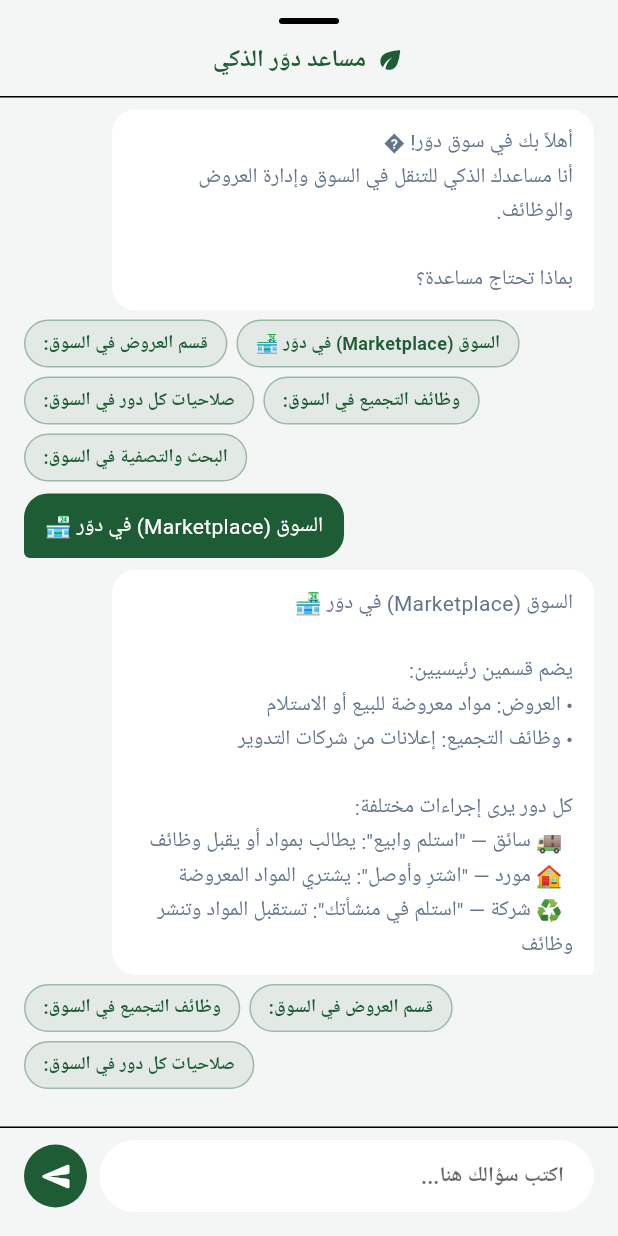
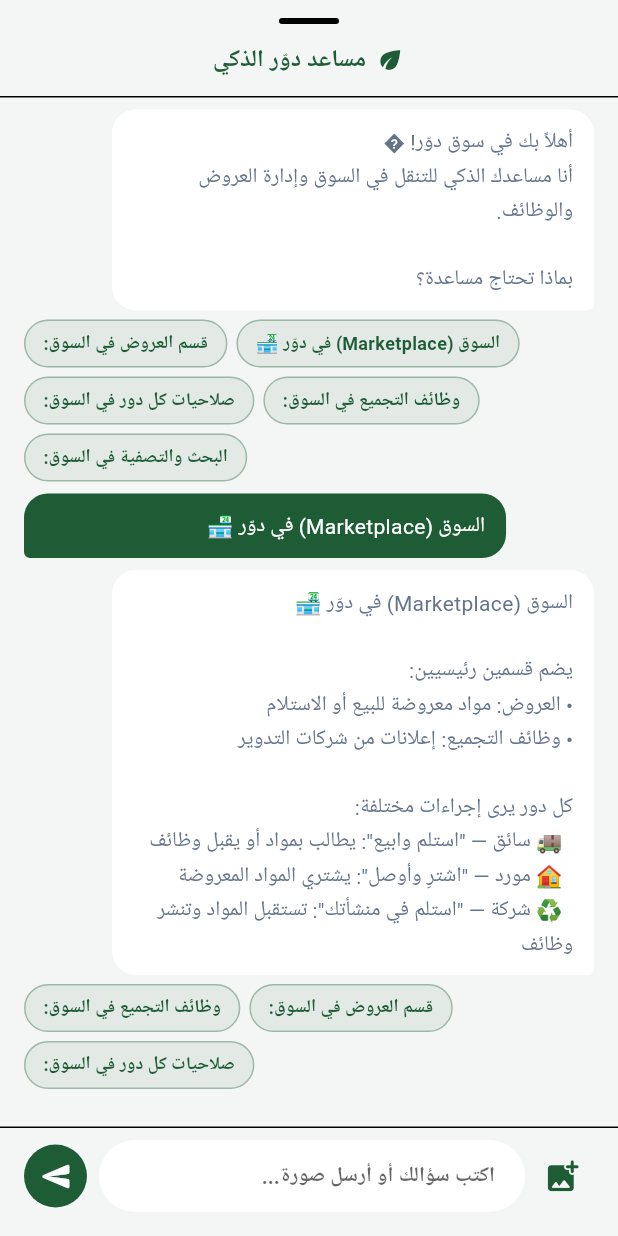
Before and after one commit to DAWAS00/Dawer, a Flutter app: the _DawaChatBody widget shown alone on an empty page, opened directly, after a tap on "السوق (Marketplace) في دوّر 🏪", on a phone screen of 412 x 824 dp. Run offline on Flutter 3.47's test engine with Material 3 defaults, Android fonts, the phone set to English and light mode, and no system bars; our stand-ins replace country_picker, flutter_map, geolocator, google_fonts, image_picker, latlong2; missing offline and left inert: google_mlkit_image_labeling; accounts and stored records are empty; Roboto replaces fonts that are missing (Cairo).

Commit message:
feat: ML Kit image scan for used oil and construction wood recycling
- Add google_mlkit_image_labeling ^0.13.0 to pubspec
- New DawaImageScanService: on-device ML Kit label mapping to 'oil' / 'wood' categories
- Rich recycle_oil entry: full 4-step re-refining process, economic gains (1L -> 800ml, 50% cost saving), 5 end-products, CO2/water impact
- Rich recycle_wood entry: full 4-step processing, saves 17 trees/ton, 60% cost saving, 6 end-products (MDF/particle board/biomass pellets), CO2/methane impact
- DawaChatViewModel.handleImagePick(): picks image, runs ML Kit, prepends recognition header to detailed entry, shows not-recognized fallback with oil/wood chips
- DawaMessage.imagePath: image thumbnail rendered in chat bubble
- Scanning indicator (CircularProgressIndicator) shown during ML analysis
- Camera/gallery picker bottom sheet triggered by add_photo_alternate icon in input bar

```diff
--- a/lib/ui/features/chatbot/dawa_chat_widget.dart
+++ b/lib/ui/features/chatbot/dawa_chat_widget.dart
@@ -1,4 +1,6 @@
+import 'dart:io';
 import 'package:flutter/material.dart';
+import 'package:image_picker/image_picker.dart';
 import 'package:provider/provider.dart';
 import 'dawa_chat_view_model.dart';
 
@@ -56,6 +58,62 @@ class _DawaChatBodyState extends State<_DawaChatBody> {
     _scrollToBottom();
   }
 
+  void _showImagePicker(DawaChatViewModel vm) {
+    showModalBottomSheet<void>(
+      context: context,
+      shape: const RoundedRectangleBorder(
+        borderRadius: BorderRadius.vertical(top: Radius.circular(20)),
+      ),
+      builder: (_) => Directionality(
+        textDirection: TextDirection.rtl,
+        child: Column(
+          mainAxisSize: MainAxisSize.min,
+          children: [
+            const SizedBox(height: 12),
+            Container(
+              width: 40,
+              height: 4,
+              decoration: BoxDecoration(
+                color: Colors.grey.shade300,
+                borderRadius: BorderRadius.circular(2),
+              ),
+            ),
+            const SizedBox(height: 12),
+            ListTile(
+              leading: const Icon(
+                Icons.camera_alt_rounded,
+                color: Color(0xFF1E5C35),
+              ),
+              title: const Text(
+                'التقاط صورة بالكاميرا',
+                style: TextStyle(fontFamily: 'Cairo'),
+              ),
+              onTap: () {
+                Navigator.pop(context);
+                vm.handleImagePick(ImageSource.camera).then((_) => _scrollToBottom());
+              },
+            ),
+            ListTile(
+              leading: const Icon(
+                Icons.photo_library_rounded,
+                color: Color(0xFF1E5C35),
+              ),
+              title: const Text(
+                'اختيار من المعرض',
+                style: TextStyle(fontFamily: 'Cairo'),
+              ),
+              onTap: () {
+                Navigator.pop(context);
+                vm.handleImagePick(ImageSource.gallery).then((_) => _scrollToBottom());
+              },
+            ),
+            const SizedBox(height: 12),
+          ],
+        ),
+      ),
+    );
+  }
+
   void _scrollToBottom() {
     WidgetsBinding.instance.addPostFrameCallback((_) {
       if (_scrollController.hasClients) {
@@ -105,10 +163,50 @@ class _DawaChatBodyState extends State<_DawaChatBody> {
               ),
             ),
 
+            // Scanning indicator
+            if (vm.isScanning)
+              Padding(
+                padding:
+                    const EdgeInsets.symmetric(horizontal: 16, vertical: 6),
+                child: Align(
+                  alignment: Alignment.centerRight,
+                  child: Container(
+                    padding: const EdgeInsets.symmetric(
+                        horizontal: 14, vertical: 10),
+                    decoration: BoxDecoration(
+                      color: theme.colorScheme.surfaceContainerHighest,
+                      borderRadius: BorderRadius.circular(16),
+                    ),
+                    child: Row(
+                      mainAxisSize: MainAxisSize.min,
+                      children: [
+                        SizedBox(
+                          width: 14,
+                          height: 14,
+                          child: CircularProgressIndicator(
+                            strokeWidth: 2,
+                            color: const Color(0xFF1E5C35),
+                          ),
+                        ),
+                        const SizedBox(width: 8),
+                        const Text(
+                          'جاري تحليل الصورة...',
+                          style: TextStyle(
+                            fontFamily: 'Cairo',
+                            fontSize: 13,
+                          ),
+                        ),
+                      ],
+                    ),
+                  ),
+                ),
+              ),
+
             _InputBar(
               controller: _controller,
               theme: theme,
               onSend: () => _send(vm),
+              onImagePick: () => _showImagePicker(vm),
             ),
           ],
         ),
@@ -229,7 +327,7 @@ class _MessageBubble extends StatelessWidget {
               ),
             ),
 
-          // Bubble
+          // Bubble (with optional image thumbnail inside)
           Align(
             alignment:
                 isUser ? Alignment.centerLeft : Alignment.centerRight,
@@ -248,7 +346,23 @@ class _MessageBubble extends StatelessWidget {
                   bottomRight: Radius.circular(isUser ? 16 : 4),
                 ),
               ),
-              child: Text(
+              child: Column(
+                crossAxisAlignment: CrossAxisAlignment.stretch,
+                children: [
+                  // Image thumbnail
+                  if (message.imagePath != null)
+                    Padding(
+                      padding: const EdgeInsets.only(bottom: 8),
+                      child: ClipRRect(
+                        borderRadius: BorderRadius.circular(10),
+                        child: Image.file(
+                          File(message.imagePath!),
+                          height: 160,
+                          fit: BoxFit.cover,
+                        ),
+                      ),
+                    ),
+                  Text(
                     message.text,
                     style: TextStyle(
                       fontFamily: 'Cairo',
@@ -256,6 +370,8 @@ class _MessageBubble extends StatelessWidget {
                       color: textColor,
                       height: 1.6,
                     ),
+                  ),
+                ],
               ),
             ),
           ),
@@ -313,11 +429,13 @@ class _InputBar extends StatelessWidget {
   final TextEditingController controller;
   final ThemeData theme;
   final VoidCallback onSend;
+  final VoidCallback onImagePick;
 
   const _InputBar({
     required this.controller,
     required this.theme,
     required this.onSend,
+    required this.onImagePick,
   });
 
   @override
@@ -336,12 +454,29 @@ class _InputBar extends StatelessWidget {
         top: false,
         child: Row(
           children: [
+            // Camera / image pick button
+            Material(
+              color: Colors.transparent,
+              child: InkWell(
+                onTap: onImagePick,
+                customBorder: const CircleBorder(),
+                child: Padding(
+                  padding: const EdgeInsets.all(8),
+                  child: Icon(
+                    Icons.add_photo_alternate_rounded,
+                    color: primaryGreen,
+                    size: 26,
+                  ),
+                ),
+              ),
+            ),
+            const SizedBox(width: 4),
             Expanded(
               child: TextField(
                 controller: controller,
                 textDirection: TextDirection.rtl,
                 decoration: InputDecoration(
-                  hintText: 'اكتب سؤالك هنا...',
+                  hintText: 'اكتب سؤالك أو أرسل صورة...',
                   hintStyle: TextStyle(
                     fontFamily: 'Cairo',
                     color: theme.hintColor,
--- a/pubspec.yaml
+++ b/pubspec.yaml
@@ -13,6 +13,7 @@ dependencies:
     sdk: flutter
   flutter_svg: ^2.2.3
   google_fonts: ^6.2.0
+  google_mlkit_image_labeling: ^0.13.0
   image_picker: ^1.2.1
   provider: ^6.1.5+1
   flutter_map: ^7.0.2
```
Also changed, not shown: lib/ui/features/chatbot/dawa_chat_view_model.dart (+82 -0 lines), lib/ui/features/chatbot/dawa_chatbot_service.dart (+82 -4 lines), lib/ui/features/chatbot/dawa_image_scan_service.dart (added, +81 -0 lines), pubspec.lock. Lines whose indentation alone changed are shown as unchanged.
